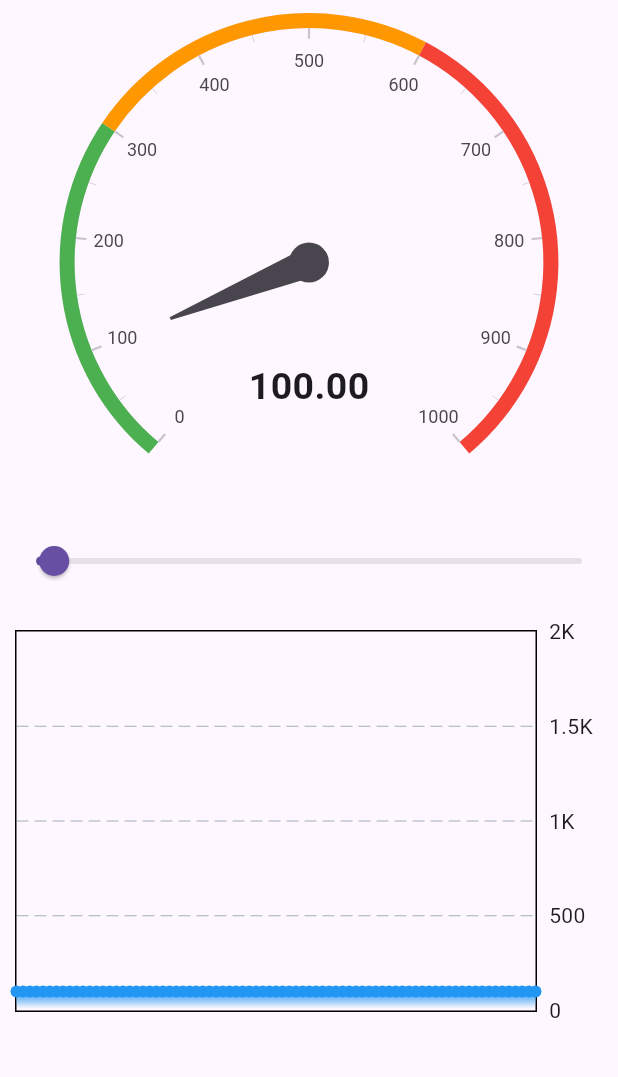
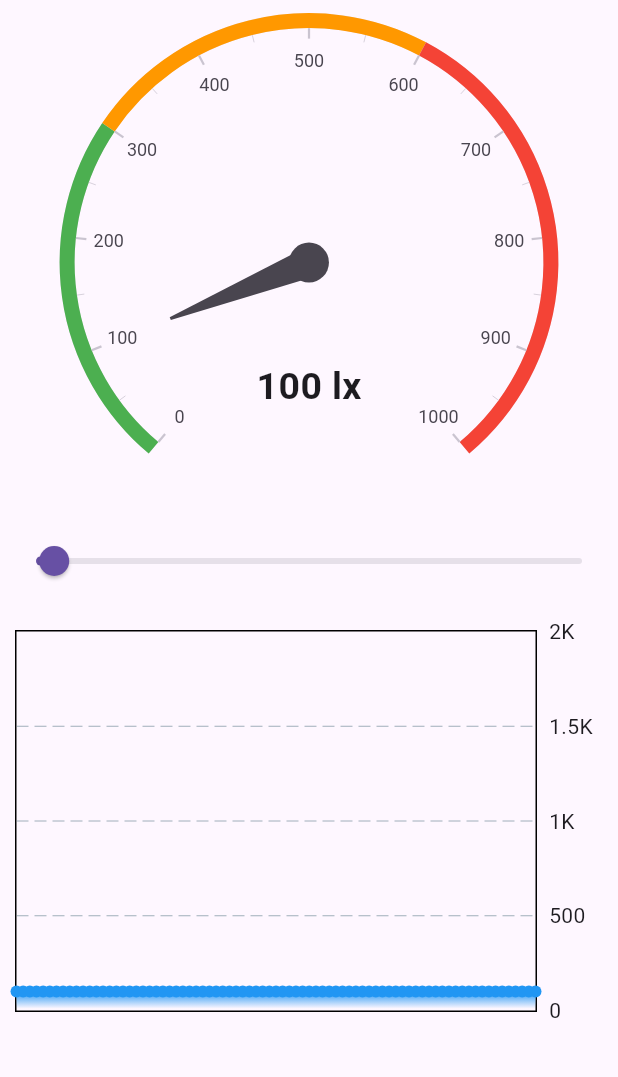
Before and after one commit to fdg2324/fdg_lux_meter, a Flutter app: the screen it shows after launch, on a phone screen of 412 x 824 dp, the part 84-1161 px from its top. Run offline on Flutter 3.47's test engine with Material 3 defaults, Android fonts, the phone set to English and light mode, and no system bars; drawn by our look-alikes of fl_chart, syncfusion_flutter_gauges; missing offline and left inert: light.

Commit message:
Minor changes for a screenshot in mail to Mr. Schaible

```diff
--- a/lib/main.dart
+++ b/lib/main.dart
@@ -121,7 +121,7 @@ class MyHomePageState extends State<MyHomePage> {
             NeedlePointer(value: luxValue)
           ], annotations: <GaugeAnnotation>[
             GaugeAnnotation(
-                widget: Text(luxValue.toStringAsFixed(2),
+                widget: Text(luxValue.toStringAsFixed(0) + " lx",
                     style: const TextStyle(
                         fontSize: 25, fontWeight: FontWeight.bold)),
                 angle: 90,
```
Also changed, not shown: 1 other file.
